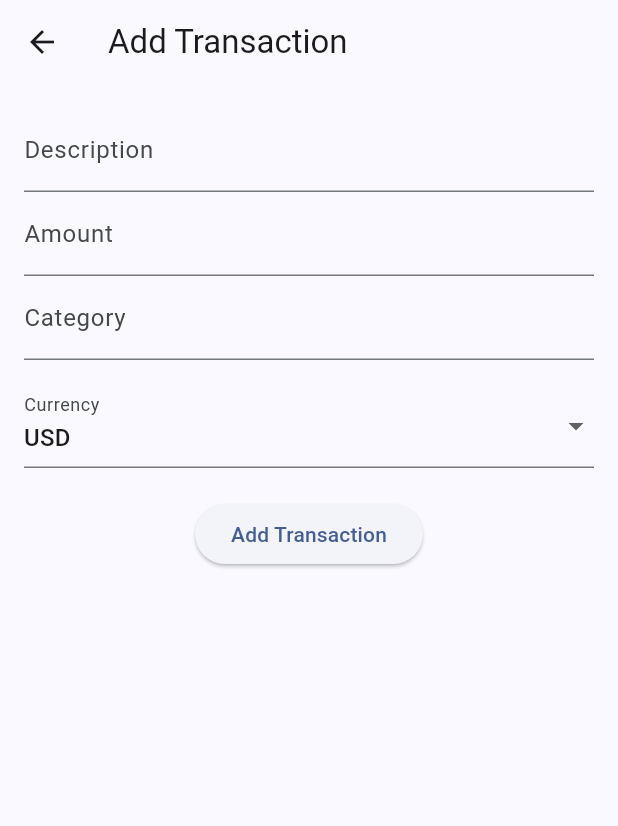
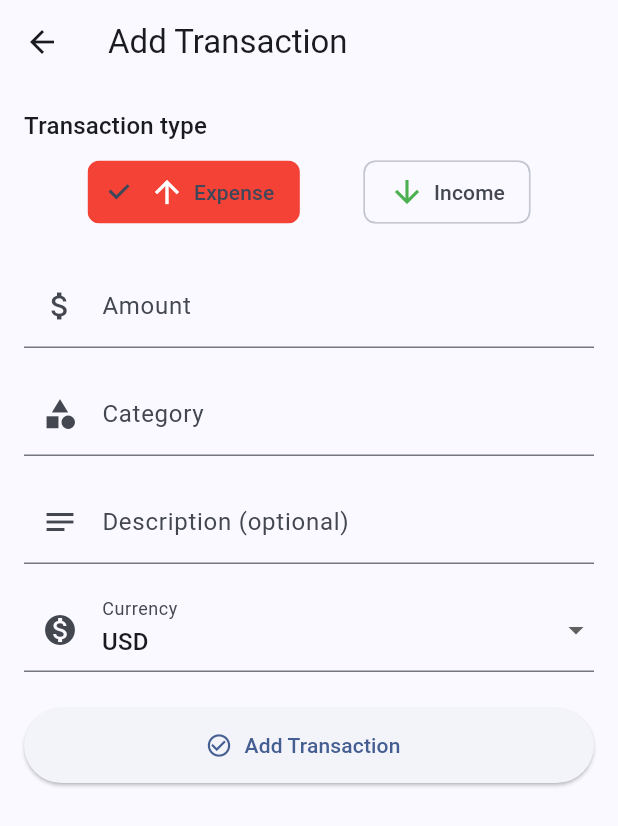
Before and after one commit to Clydewtf/expense-tracker, a Flutter app: the AddTransactionScreen screen opened by its route, on a phone screen of 412 x 824 dp. Shown: the top 826 px of the screen. Run offline on Flutter 3.47's test engine with Material 3 defaults, Android fonts, the phone set to English and light mode, and no system bars; our stand-ins replace connectivity_plus, dio, equatable, flutter_bloc, flutter_secure_storage, hive_flutter; missing offline and left inert: jwt_decode; accounts and stored records are empty; network calls fail.

Commit message:
feat: add transaction type support in UI (add, edit, detail, cards)

```diff
--- a/frontend/lib/presentation/screens/transaction/add_transaction_screen.dart
+++ b/frontend/lib/presentation/screens/transaction/add_transaction_screen.dart
@@ -17,9 +17,15 @@ class _AddTransactionScreenState extends State<AddTransactionScreen> {
   final _descriptionController = TextEditingController();
   final _amountController = TextEditingController();
   final _categoryController = TextEditingController();
+
   String? selectedCurrency;
+  String selectedType = 'expense';
 
   final List<String> currencies = ['USD', 'EUR', 'RUB'];
+  final List<Map<String, dynamic>> types = [
+    {'label': 'Expense', 'value': 'expense', 'icon': Icons.arrow_upward, 'color': Colors.red},
+    {'label': 'Income', 'value': 'income', 'icon': Icons.arrow_downward, 'color': Colors.green},
+  ];
 
   @override
   void initState() {
@@ -49,50 +55,110 @@ class _AddTransactionScreenState extends State<AddTransactionScreen> {
           },
           child: Form(
             key: _formKey,
-            child: Column(
+            child: ListView(
               children: [
-                TextFormField(
-                  controller: _descriptionController,
-                  decoration: const InputDecoration(labelText: 'Description'),
+                Text(
+                  'Transaction type',
+                  style: Theme.of(context).textTheme.titleMedium,
                 ),
+                const SizedBox(height: 8),
+                Row(
+                  mainAxisAlignment: MainAxisAlignment.spaceEvenly,
+                  children: types.map((type) {
+                    final isSelected = selectedType == type['value'];
+                    return ChoiceChip(
+                      label: Row(
+                        children: [
+                          Icon(type['icon'], color: isSelected ? Colors.white : type['color']),
+                          const SizedBox(width: 6),
+                          Text(type['label']),
+                        ],
+                      ),
+                      selectedColor: type['color'],
+                      selected: isSelected,
+                      onSelected: (_) {
+                        setState(() => selectedType = type['value']);
+                      },
+                    );
+                  }).toList(),
+                ),
+
+                const SizedBox(height: 24),
+
                 TextFormField(
                   controller: _amountController,
-                  decoration: const InputDecoration(labelText: 'Amount'),
+                  decoration: const InputDecoration(
+                    labelText: 'Amount',
+                    prefixIcon: Icon(Icons.attach_money),
+                  ),
                   keyboardType: TextInputType.number,
                   validator: (val) =>
                       val == null || val.isEmpty ? 'Enter amount' : null,
                 ),
+
+                const SizedBox(height: 16),
+
                 TextFormField(
                   controller: _categoryController,
-                  decoration: const InputDecoration(labelText: 'Category'),
+                  decoration: const InputDecoration(
+                    labelText: 'Category',
+                    prefixIcon: Icon(Icons.category),
+                  ),
                   validator: (val) =>
                       val == null || val.isEmpty ? 'Enter category' : null,
                 ),
+
                 const SizedBox(height: 16),
+
+                TextFormField(
+                  controller: _descriptionController,
+                  decoration: const InputDecoration(
+                    labelText: 'Description (optional)',
+                    prefixIcon: Icon(Icons.notes),
+                  ),
+                ),
+
+                const SizedBox(height: 16),
+
                 DropdownButtonFormField<String>(
                   value: selectedCurrency,
                   items: currencies
                       .map((c) => DropdownMenuItem(value: c, child: Text(c)))
                       .toList(),
                   onChanged: (value) => setState(() => selectedCurrency = value),
-                  decoration: const InputDecoration(labelText: 'Currency'),
+                  decoration: const InputDecoration(
+                    labelText: 'Currency',
+                    prefixIcon: Icon(Icons.monetization_on),
+                  ),
                 ),
-                const SizedBox(height: 20),
-                ElevatedButton(
+
+                const SizedBox(height: 24),
+
+                ElevatedButton.icon(
+                  icon: const Icon(Icons.check_circle_outline),
+                  label: const Text('Add Transaction'),
+                  style: ElevatedButton.styleFrom(
+                    minimumSize: const Size.fromHeight(50),
+                  ),
                   onPressed: () {
-                    if (_formKey.currentState!.validate() && selectedCurrency != null) {
+                    if (_formKey.currentState!.validate() &&
+                        selectedCurrency != null) {
                       FocusScope.of(context).unfocus();
+
                       final txn = TransactionModel(
                         amount: double.parse(_amountController.text),
                         category: _categoryController.text,
                         description: _descriptionController.text,
                         currency: selectedCurrency!,
                         date: DateTime.now(),
+                        type: selectedType,
                       );
-                      context.read<TransactionsBloc>().add(AddTransactionEvent(txn));
+
+                      context
+                          .read<TransactionsBloc>()
+                          .add(AddTransactionEvent(txn));
                     }
                   },
-                  child: const Text('Add Transaction'),
                 ),
               ],
             ),
```
Also changed, not shown: frontend/lib/presentation/screens/transaction/edit_transaction_screen.dart (+86 -17 lines), frontend/lib/presentation/screens/transaction/transaction_detail_screen.dart (+28 -12 lines), frontend/lib/presentation/widgets/transaction_card.dart (+15 -4 lines).
